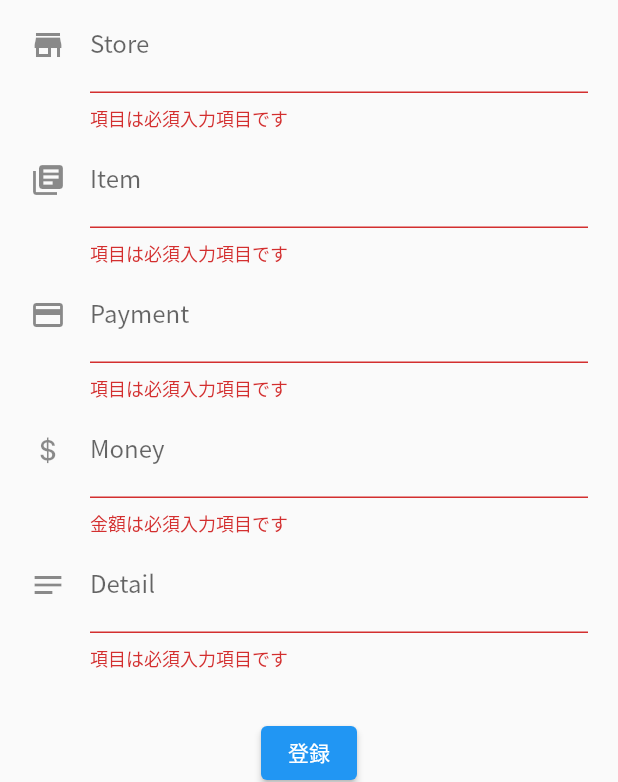
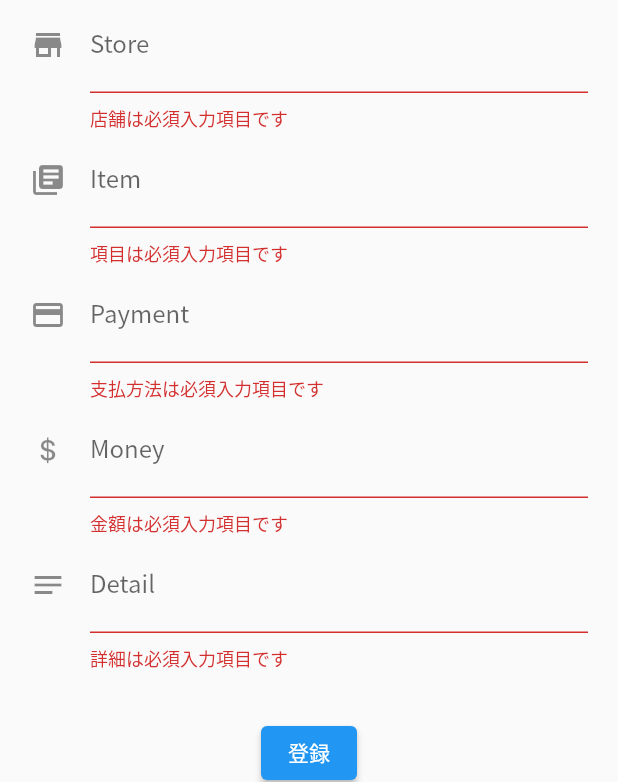
Before and after one commit to kewpie134134/account-book, a Flutter app: the InputFormPage screen opened directly, after a tap on "登録", on a phone screen of 412 x 824 dp. Shown: the part 285-1067 px from the top of the screen. Run offline on Flutter 3.47's test engine with Material 2 defaults, Android fonts, the phone set to English and light mode, and no system bars; our stand-ins replace cloud_firestore, firebase_core, fl_chart, flutter_riverpod; accounts and stored records are empty.

Commit message:
[fix]  エラー分を修正

```diff
--- a/lib/pages/input_form.dart
+++ b/lib/pages/input_form.dart
@@ -154,7 +154,7 @@ class InputFormPage extends StatelessWidget {
       },
       validator: (value) {
         if (value == null || value.isEmpty) {
-          return "項目は必須入力項目です";
+          return "店舗は必須入力項目です";
         }
         return null;
       },
@@ -196,7 +196,7 @@ class InputFormPage extends StatelessWidget {
       },
       validator: (value) {
         if (value == null || value.isEmpty) {
-          return "項目は必須入力項目です";
+          return "支払方法は必須入力項目です";
         }
         return null;
       },
@@ -238,7 +238,7 @@ class InputFormPage extends StatelessWidget {
       },
       validator: (value) {
         if (value == null || value.isEmpty) {
-          return "項目は必須入力項目です";
+          return "詳細は必須入力項目です";
         }
         return null;
       },
```
